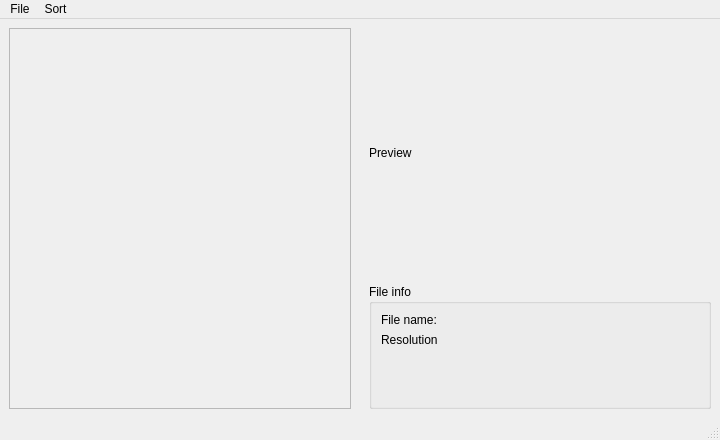
First picture: the form in GUI/designer/MainWindow.ui, repository slpAkkie/colorful-gallery, before the edit.
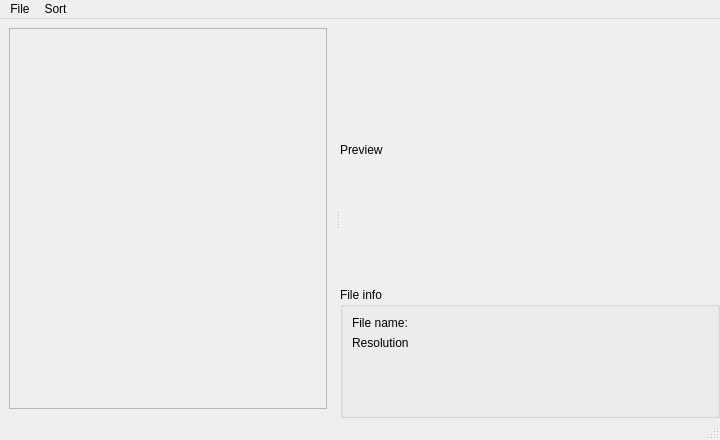
Second picture: the form after the edit.

Commit message: Optimization: Reduce RAM usage by 3 times. Update layout: Add Splitter

The edit to the form file:
```diff
--- a/GUI/designer/MainWindow.ui
+++ b/GUI/designer/MainWindow.ui
@@ -43,6 +43,10 @@
      <number>0</number>
     </property>
     <item>
+     <widget class="QSplitter" name="SplitterBody">
+      <property name="orientation">
+       <enum>Qt::Horizontal</enum>
+      </property>
      <widget class="QWidget" name="LeftColumnWidget" native="true">
       <property name="sizePolicy">
        <sizepolicy hsizetype="Preferred" vsizetype="Preferred">
@@ -50,6 +54,12 @@
         <verstretch>0</verstretch>
        </sizepolicy>
       </property>
+       <property name="minimumSize">
+        <size>
+         <width>280</width>
+         <height>0</height>
+        </size>
+       </property>
       <layout class="QGridLayout" name="gridLayout" rowstretch="0,0" columnstretch="0,0">
        <property name="leftMargin">
         <number>9</number>
@@ -84,6 +94,14 @@
           <set>Qt::AlignLeading|Qt::AlignLeft|Qt::AlignTop</set>
          </property>
          <widget class="QWidget" name="ThumbnailAreaWidget">
+           <property name="geometry">
+            <rect>
+             <x>0</x>
+             <y>0</y>
+             <width>270</width>
+             <height>374</height>
+            </rect>
+           </property>
           <property name="sizePolicy">
            <sizepolicy hsizetype="Expanding" vsizetype="Expanding">
             <horstretch>0</horstretch>
@@ -96,8 +114,6 @@
        </item>
       </layout>
      </widget>
-    </item>
-    <item>
      <widget class="QWidget" name="RightColumnWidget" native="true">
       <property name="sizePolicy">
        <sizepolicy hsizetype="Preferred" vsizetype="Preferred">
@@ -105,6 +121,12 @@
         <verstretch>0</verstretch>
        </sizepolicy>
       </property>
+       <property name="minimumSize">
+        <size>
+         <width>380</width>
+         <height>0</height>
+        </size>
+       </property>
       <layout class="QVBoxLayout" name="RightColumnWidgetLayout">
        <item>
         <widget class="QLabel" name="PreviewLabel">
@@ -176,6 +198,7 @@
        </item>
       </layout>
      </widget>
+     </widget>
     </item>
    </layout>
   </widget>
```
Left out of the diff: 2 changed lines with no effect on the pictures. Lines whose indentation alone changed are shown as unchanged. The commit also changes 3 other files.
